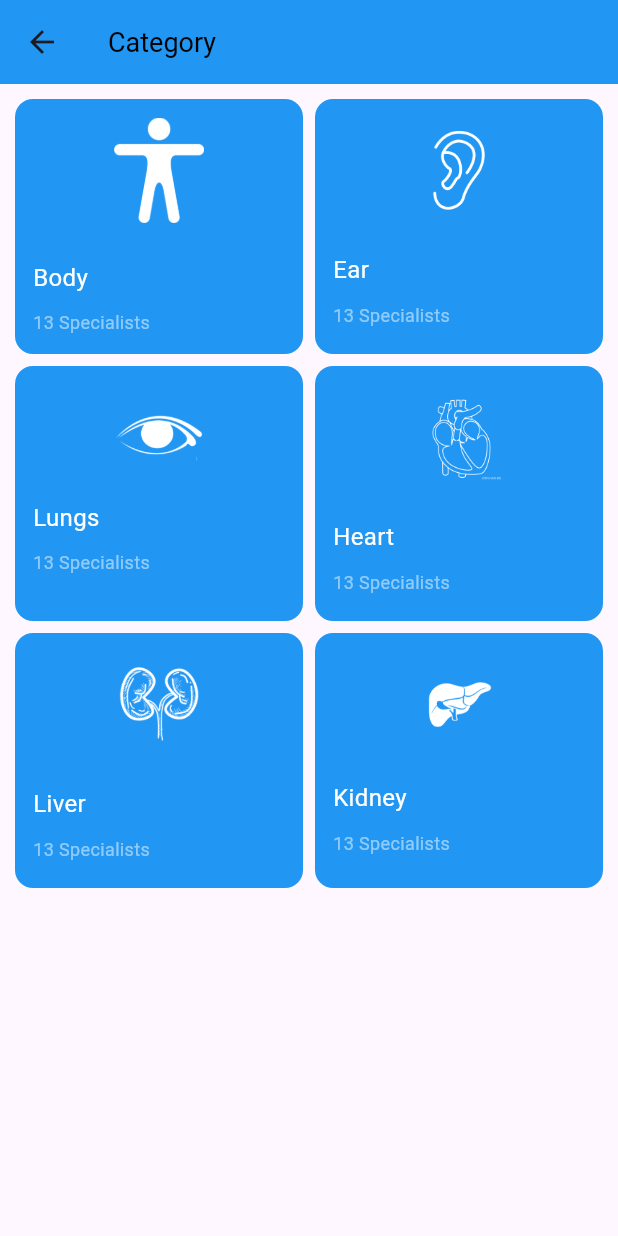
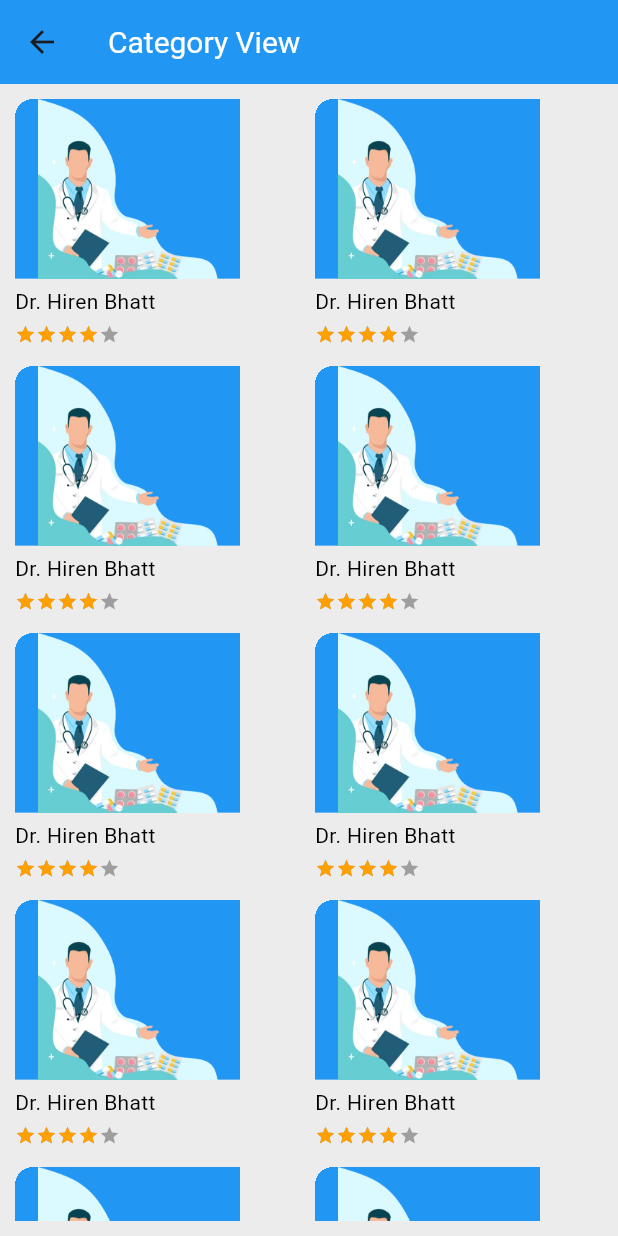
Before and after one commit to princedesai012/doctor, a Flutter app: the CategoryView screen opened directly, after a tap on "Body", on a phone screen of 412 x 824 dp. Run offline on Flutter 3.47's test engine with Material 3 defaults, Android fonts, the phone set to English and light mode, and no system bars; drawn by our look-alikes of velocity_x; our stand-ins replace get; Roboto replaces fonts that are missing (nunito_bold).

Commit message:
Completed 18

```diff
--- /dev/null
+++ b/lib/views/category_details_view/category_details_view.dart
@@ -0,0 +1,66 @@
+import 'package:doctor/consts/consts.dart';
+
+class CategoryDetailsView extends StatelessWidget {
+  const CategoryDetailsView({super.key});
+
+  @override
+  Widget build(BuildContext context) {
+    return Scaffold(
+      backgroundColor: AppColors.bgDarkColor,
+      appBar: AppBar(
+        backgroundColor: Colors.blue,
+        title: AppStyle.bold(title: "Category View", color: AppColors.white, size: AppSizes.size20),
+      ),
+      body: Padding(
+        padding: const EdgeInsets.all(10.0),
+        child: GridView.builder(
+          shrinkWrap: true,
+            gridDelegate: const SliverGridDelegateWithFixedCrossAxisCount(
+                crossAxisCount: 2,
+                mainAxisSpacing: 8,
+                mainAxisExtent: 170,
+                crossAxisSpacing: 8,
+            ),
+            itemCount: 10,
+            itemBuilder: (BuildContext contex, int index){
+              return Container(
+                clipBehavior: Clip.hardEdge,
+                decoration: BoxDecoration(
+                  color: AppColors.bgDarkColor,
+                  borderRadius: BorderRadius.circular(12),
+                ),
+                margin: const EdgeInsets.only(right: 5),
+                height: 100,
+                width: 160,
+                child: Column(
+                  crossAxisAlignment: CrossAxisAlignment.start,
+                  children: [
+                    Container(
+                      width: 150,
+                      alignment: Alignment.center,
+                      color: Colors.blue,
+                      child: Image.asset(AppAssets.icSignup,
+                        width: 120,
+                        fit: BoxFit.cover,
+                      ),
+                    ),
+                    5.heightBox,
+                    AppStyle.normal(title: "Dr. Hiren Bhatt"),
+                    5.heightBox,
+                    VxRating(
+                      selectionColor: AppColors.yellow6Color,
+                      onRatingUpdate: (value) {},
+                      maxRating: 5,
+                      count: 5,
+                      value: 4,
+                      stepInt: true,
+                    ),
+                  ],
+                ),
+              );
+            }
+        ),
+      ),
+    );
+  }
+}
--- a/lib/views/category_view/category_view.dart
+++ b/lib/views/category_view/category_view.dart
@@ -1,4 +1,6 @@
 import 'package:doctor/consts/lists.dart';
+import 'package:doctor/views/category_details_view/category_details_view.dart';
+import 'package:get/get.dart';
 
 import '../../consts/consts.dart';
 
@@ -23,7 +25,9 @@ class CategoryView extends StatelessWidget {
             itemCount: iconsList.length-1,
             itemBuilder: (BuildContext context, int index){
               return GestureDetector(
-                onTap: (){},
+                onTap: (){
+                  Get.to(() => const CategoryDetailsView());
+                },
                 child: Container(
                   padding: const EdgeInsets.all(12),
                   decoration: BoxDecoration(
```
Also changed, not shown: lib/views/appointment_details_view/appointment_details_view.dart (added, +45 -0 lines), lib/views/appointment_view/appointment_view.dart (added, +33 -0 lines), lib/views/book_appointment_view/book_appointment_view.dart (added, +55 -0 lines), lib/views/doctor_profile_view/doctor_profile_view.dart (+40 -3 lines), lib/views/home_view/home.dart (+6 -2 lines), pubspec.lock.
